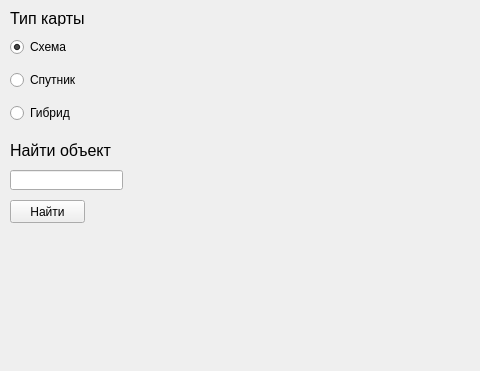
First picture: the form in source/ui/MainWindow.ui, repository git-gud-casual/maps_api, before the edit; both pictures show x 0 to 480 and y 0 to 371 of the 800 by 490 pixel window.
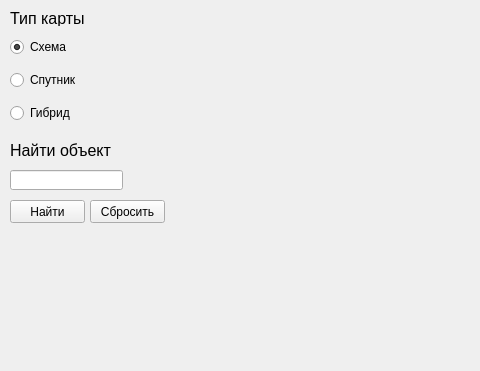
Second picture: the form after the edit.

Patch:
```diff
--- a/source/ui/MainWindow.ui
+++ b/source/ui/MainWindow.ui
@@ -152,6 +152,32 @@
      <string/>
     </property>
    </widget>
+   <widget class="QLabel" name="address_text">
+    <property name="geometry">
+     <rect>
+      <x>10</x>
+      <y>265</y>
+      <width>161</width>
+      <height>81</height>
+     </rect>
+    </property>
+    <property name="text">
+     <string/>
+    </property>
+   </widget>
+   <widget class="QPushButton" name="clear_object_but">
+    <property name="geometry">
+     <rect>
+      <x>90</x>
+      <y>200</y>
+      <width>75</width>
+      <height>23</height>
+     </rect>
+    </property>
+    <property name="text">
+     <string>Сбросить</string>
+    </property>
+   </widget>
    <widget class="QWidget" name="">
     <property name="geometry">
      <rect>
```
